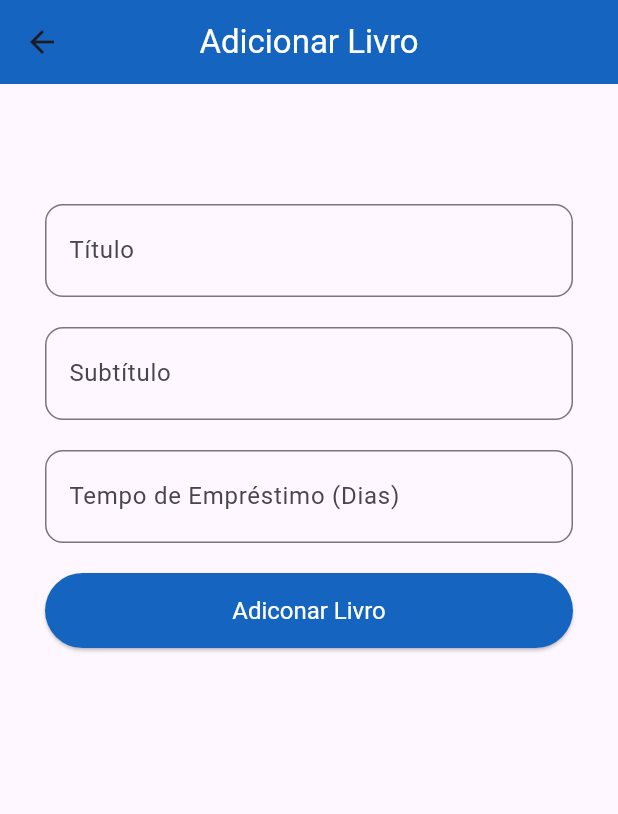
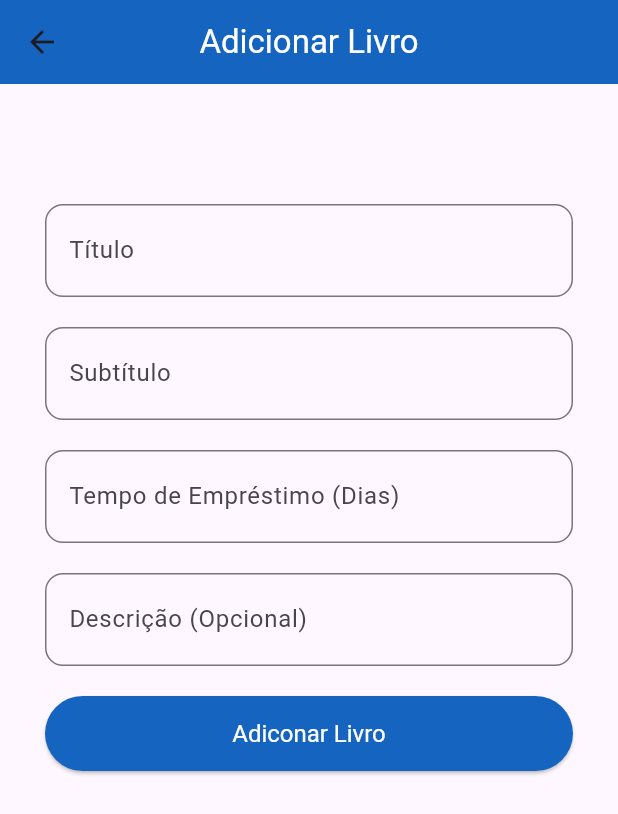
Before and after one commit to C-Vieira/AppMobileII, a Flutter app: the AddBookView screen opened by its route, on a phone screen of 412 x 824 dp. Shown: the top 814 px of the screen. Run offline on Flutter 3.47's test engine with Material 3 defaults, Android fonts, the phone set to English and light mode, and no system bars; our stand-ins replace device_preview, get_it.

```diff
--- a/lib/controller/book_controller.dart
+++ b/lib/controller/book_controller.dart
@@ -14,19 +14,12 @@ class BookController extends ChangeNotifier {
     Book(title: "Title9", subtitle: "Subtitle9"),
     Book(title: "Title10", subtitle: "Subtitle10"),
   ];
-
-  bool _visualizarLista = true;
+  int currentBookIndex = 0;
 
   List<Book> get books => _books;
-  bool get visualizarLista => _visualizarLista;
 
-  void alterarVisualizacao(valor){
-    _visualizarLista = valor;
-    notifyListeners();
-  }
-
-  void addBook(String title, String subtitle){
-    _books.add(Book(title: title, subtitle: subtitle));
+  void addBook(String title, String subtitle, String descripton){
+    _books.add(Book(title: title, subtitle: subtitle, descripton: descripton));
     notifyListeners();
   }
 
--- a/lib/model/book_model.dart
+++ b/lib/model/book_model.dart
@@ -1,9 +1,11 @@
 class Book{
   final String title;
   final String subtitle;
+  final String descripton;
 
   Book({
     required this.title,
     required this.subtitle,
+    this.descripton = 'Sem descrição...',
   });
 }
--- a/lib/view/add_book_view.dart
+++ b/lib/view/add_book_view.dart
@@ -16,6 +16,7 @@ class _AddBookViewState extends State<AddBookView> {
   String title = "";
   String subtitle = "";
   int borrowTime = 0;
+  String descripton = "";
 
   @override
   Widget build(BuildContext context) {
@@ -101,24 +102,19 @@ class _AddBookViewState extends State<AddBookView> {
                 ),
                 SizedBox(height: 20.0),
                 /*
-                *  Password Input Field
+                *  Description Input Field
                 */
-                /*TextFormField(
-                  obscureText: true,
+                TextFormField(
                   style: TextStyle(fontSize: 20),
                   decoration: InputDecoration(
-                    labelText: "Senha",
+                    labelText: "Descrição (Opcional)",
                     border: OutlineInputBorder(borderRadius: BorderRadius.circular(12.0)),
                   ),
-                  validator: (value) {
-                    if(value!.isEmpty){
-                      return "Defina sua Senha";
-                    }
-                    return null;
+                  onChanged: (value) {
+                    descripton = value;
                   },
-                  onChanged: (value) {},
                 ),
-                SizedBox(height: 20.0),*/
+                SizedBox(height: 20.0),
                 /*
                 *  Confirm Password Input Field
                 */
@@ -149,7 +145,7 @@ class _AddBookViewState extends State<AddBookView> {
                   ),
                   onPressed: () {
                     if(_formKey.currentState!.validate()){
-                      ctrl.addBook(title, subtitle);
+                      ctrl.addBook(title, subtitle, descripton.isEmpty? "Sem descrição..." : descripton);
                       ScaffoldMessenger.of(context).showSnackBar(
                         SnackBar(
                           content: Text("Livro adiconado com sucesso!"),
--- a/lib/view/home_view.dart
+++ b/lib/view/home_view.dart
@@ -42,7 +42,7 @@ class _HomeViewState extends State<HomeView> {
             /*
              *  ListView Empréstimos
              */
-            Expanded(
+            /*Expanded(
               child: ListView.builder(
                 scrollDirection: Axis.vertical,
                 itemCount: ctrl.books.length,
@@ -64,7 +64,7 @@ class _HomeViewState extends State<HomeView> {
                   );
                 },
               ),
-            ),
+            ),*/
           ],
         ),
       ),
--- a/lib/view/list_book_view.dart
+++ b/lib/view/list_book_view.dart
@@ -60,7 +60,8 @@ class _ListBookViewState extends State<ListBookView> {
                           onPressed: () => ctrl.removeBook(index),
                         ),
                         onTap: () {
-                            Navigator.pushNamed(context, 'bookDetails');
+                          ctrl.currentBookIndex = index;
+                          Navigator.pushNamed(context, 'bookDetails');
                         },
                       ),
                     ),
```
Also changed, not shown: lib/view/book_details_view.dart (+14 -1 lines).
